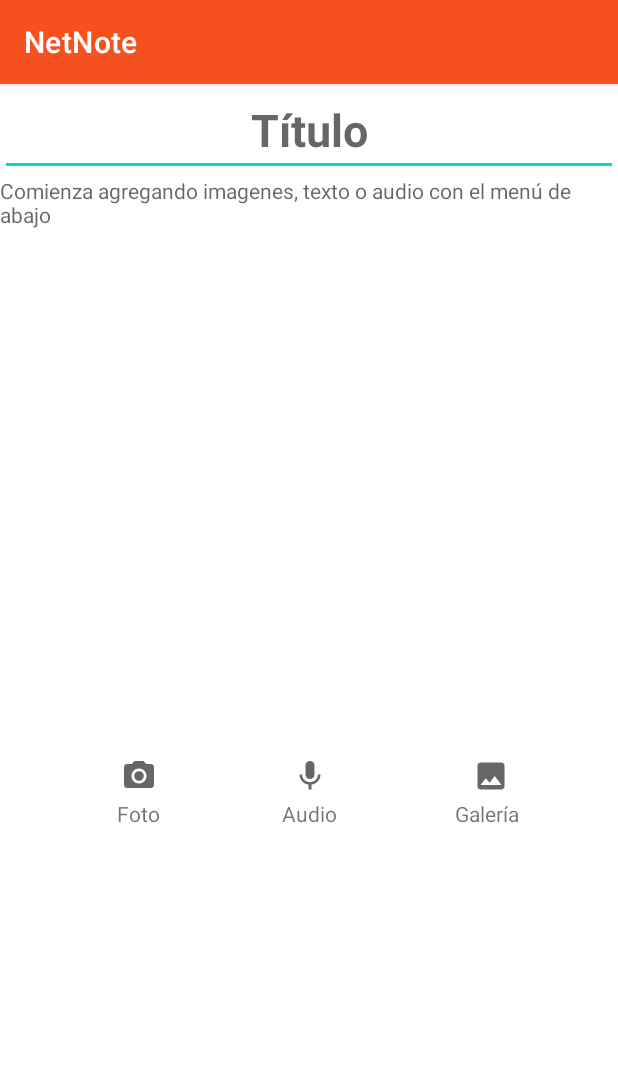
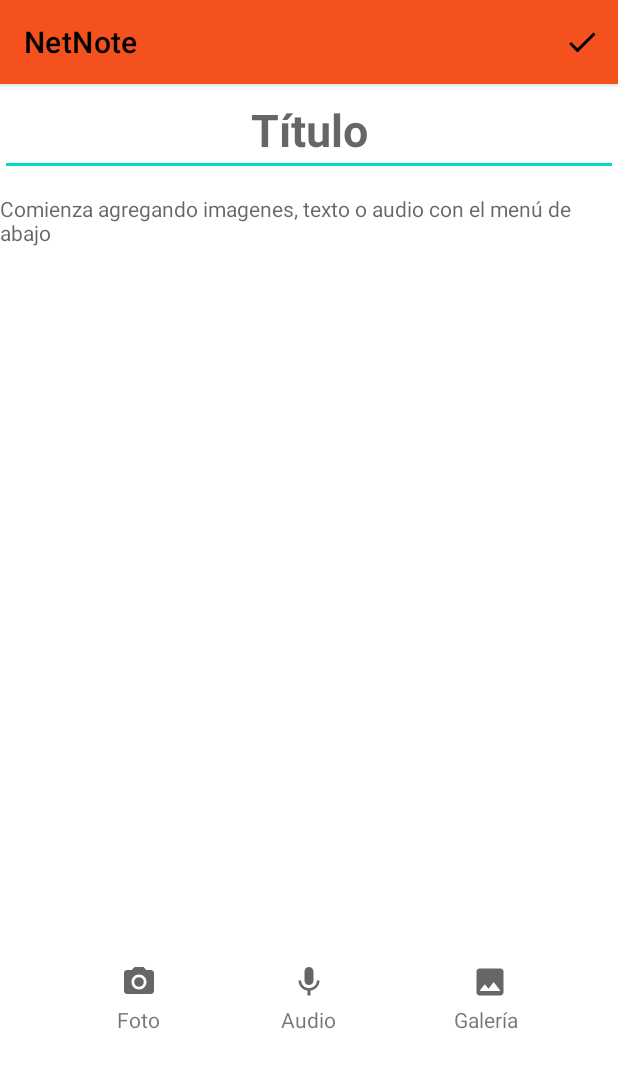
Before and after one commit to Kalevins/net-note, an Android app: the EditarNotasActivity screen opened directly, with no data from a screen before it, on a phone screen of 412 x 824 dp. Shown: the top 1068 px of the screen. Run offline under Robolectric (Android 15) with nearby library versions, the phone set to English and light mode, and no system bars; our stand-ins replace Firebase (no records; nobody signed in at launch, a user with empty details on screens opened directly); pictures from the network do not load.

Commit message:
correcciones
se cambio orientacion manifest, boton guardar,

```diff
--- /dev/null
+++ b/ProjectCode/app/src/main/res/drawable/ic_baseline_check_24.xml
@@ -0,0 +1,10 @@
+<vector xmlns:android="http://schemas.android.com/apk/res/android"
+    android:width="24dp"
+    android:height="24dp"
+    android:viewportWidth="24"
+    android:viewportHeight="24"
+    android:tint="?attr/colorControlNormal">
+  <path
+      android:fillColor="@android:color/white"
+      android:pathData="M9,16.17L4.83,12l-1.42,1.41L9,19 21,7l-1.41,-1.41z"/>
+</vector>
--- a/ProjectCode/app/src/main/res/layout/activity_editar_notas.xml
+++ b/ProjectCode/app/src/main/res/layout/activity_editar_notas.xml
@@ -4,13 +4,31 @@
     xmlns:tools="http://schemas.android.com/tools"
     android:layout_width="match_parent"
     android:layout_height="match_parent"
-    android:fitsSystemWindows="true"
-    tools:context=".EditarNotasActivity">
+    tools:context=".EditarNotasActivity"
+    >
+
+    <com.google.android.material.appbar.AppBarLayout
+        android:layout_width="match_parent"
+        android:layout_height="wrap_content"
+        app:layout_constraintTop_toTopOf="parent">
+
+        <com.google.android.material.appbar.MaterialToolbar
+            android:id="@+id/topAppBar_edit"
+            android:layout_width="match_parent"
+            android:layout_height="?attr/actionBarSize"
+            app:menu="@menu/top_bar_save"
+            app:title="NetNote"
+            style="@style/Widget.MaterialComponents.Toolbar.Primary"
+            />
+
+    </com.google.android.material.appbar.AppBarLayout>
+
 
     <EditText
         android:id="@+id/Titulo_notas"
         android:layout_width="match_parent"
         android:layout_height="wrap_content"
+        android:layout_marginTop="56dp"
         android:gravity="center"
         android:hint="Título"
         android:textColor="@color/black"
@@ -22,14 +40,33 @@
     <TextView
         android:id="@+id/Contenido_notas"
         android:layout_width="match_parent"
-        android:layout_height="0dp"
+        android:layout_height="wrap_content"
+        android:layout_marginTop="12dp"
         android:hint="Comienza agregando imagenes, texto o audio con el menú de abajo"
         android:textAlignment="viewStart"
         android:textColor="@color/black"
         app:layout_constraintBottom_toTopOf="@+id/notas_screen"
-        app:layout_constraintTop_toBottomOf="@id/Titulo_notas" />
+        app:layout_constraintTop_toBottomOf="@id/Titulo_notas"
+        tools:ignore="UnknownId"
+        tools:layout_editor_absoluteX="0dp" />
 
-    <FrameLayout
+    <fragment
+        android:id="@+id/edition_toolbar"
+        android:name="com.unicauca.netnote.EditarFragment"
+        android:layout_width="411dp"
+        android:layout_height="110dp"
+        android:layout_marginTop="320dp"
+        android:label="@string/menu_home"
+        app:layout_constraintBottom_toBottomOf="parent"
+        app:layout_constraintEnd_toEndOf="parent"
+        app:layout_constraintHorizontal_bias="0.0"
+        app:layout_constraintStart_toStartOf="parent"
+        app:layout_constraintTop_toBottomOf="@+id/Contenido_notas"
+        tools:layout="@layout/fragment_editar" />
+
+</androidx.constraintlayout.widget.ConstraintLayout>
+
+    <!--<FrameLayout
         android:id="@+id/notas_screen"
         android:layout_width="match_parent"
         android:layout_height="500dp"
@@ -39,14 +76,4 @@
         tools:layout_editor_absoluteX="1dp"
         tools:layout_editor_absoluteY="480dp">
 
-        <fragment
-            android:id="@+id/edition_toolbar"
-            android:name="com.unicauca.netnote.EditarFragment"
-            android:label="@string/menu_home"
-            tools:layout="@layout/fragment_editar"
-            android:layout_width="match_parent"
-            android:layout_height="wrap_content" />
-    </FrameLayout>
-
-
-</androidx.constraintlayout.widget.ConstraintLayout>
+    </FrameLayout>-->
--- a/ProjectCode/app/src/main/res/layout/app_bar_main.xml
+++ b/ProjectCode/app/src/main/res/layout/app_bar_main.xml
@@ -4,6 +4,7 @@
     xmlns:tools="http://schemas.android.com/tools"
     android:layout_width="match_parent"
     android:layout_height="match_parent"
+    android:fitsSystemWindows="true"
     tools:context=".PrincipalActivity">
 
     <com.google.android.material.appbar.AppBarLayout
--- /dev/null
+++ b/ProjectCode/app/src/main/res/menu/top_bar_save.xml
@@ -0,0 +1,10 @@
+<?xml version="1.0" encoding="utf-8"?>
+<menu xmlns:android="http://schemas.android.com/apk/res/android"
+    xmlns:app="http://schemas.android.com/apk/res-auto">
+
+    <item
+        android:id="@+id/save"
+        android:icon="@drawable/ic_baseline_check_24"
+        android:title="guardar"
+        app:showAsAction="ifRoom"/>
+</menu>
```
Also changed, not shown: ProjectCode/app/src/main/AndroidManifest.xml (+13 -6 lines), ProjectCode/app/src/main/res/layout/fragment_creditos.xml (+10 -0 lines).
